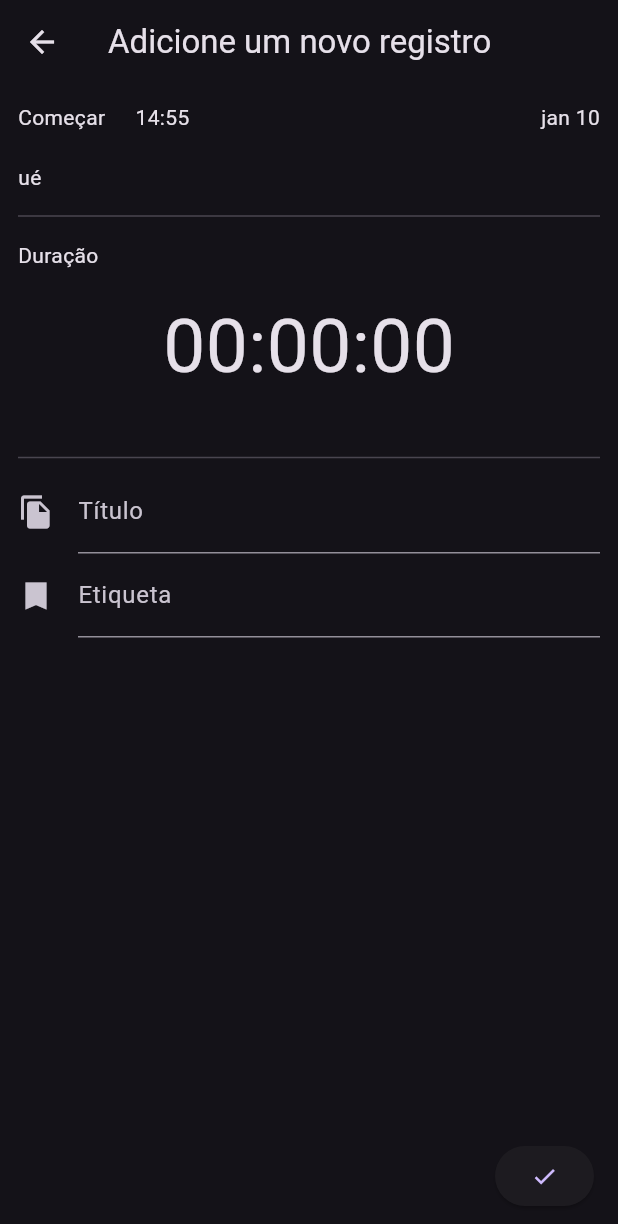
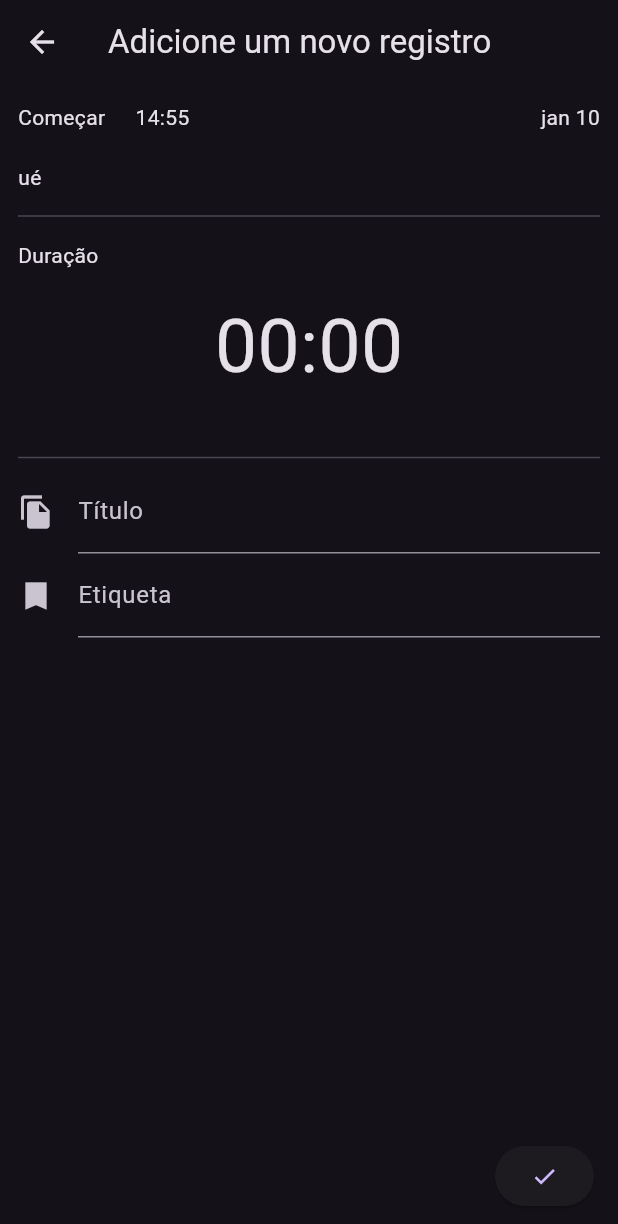
Before and after one commit to Overdrive-Internal-Product-Team/overtimer-mobile, a Flutter app: the screen it shows after launch, after a tap on the "add" icon, on a phone screen of 412 x 824 dp. Shown: the top 1224 px of the screen. Run offline on Flutter 3.47's test engine with Material 3 defaults, Android fonts, the light colour scheme and no system bars; our stand-ins replace flutter_dotenv; network calls fail.

Commit message:
local only: adding new intervals

```diff
--- a/lib/main.dart
+++ b/lib/main.dart
@@ -1,6 +1,6 @@
 import 'package:flutter/material.dart';
 import 'package:flutter_dotenv/flutter_dotenv.dart';
-import 'package:overtimer_mobile/screens/interval_list.dart';
+import 'package:overtimer_mobile/screens/interval/interval_list.dart';
 
 void main() async {
   await dotenv.load();
--- a/lib/models/interval_item.dart
+++ b/lib/models/interval_item.dart
@@ -2,17 +2,17 @@ class IntervalItem {
   const IntervalItem(
       {required this.id,
       required this.title,
-      required this.startDate,
-      required this.endDate});
+      required this.hours,
+      required this.minutes});
 
   final String id;
   final String title;
-  // final DateTime startDate;
-  // final DateTime endDate;
-  final String startDate;
-  final String endDate;
+  // final DateTime hours;
+  // final DateTime minutes;
+  final String hours;
+  final String minutes;
 
   String get intervalTime {
-    return '$startDate $endDate';
+    return '$hours $minutes';
   }
 }
--- a/lib/screens/interval_list.dart
+++ b/lib/screens/interval/interval_list.dart
@@ -1,7 +1,7 @@
 import 'package:flutter/material.dart';
 
 import 'package:overtimer_mobile/models/interval_item.dart';
-import 'package:overtimer_mobile/screens/new_interval_item.dart';
+import 'package:overtimer_mobile/screens/interval/new_interval_item.dart';
 
 class IntervalListScreen extends StatefulWidget {
   const IntervalListScreen({super.key});
@@ -41,10 +41,10 @@ class _IntervalListScreenState extends State<IntervalListScreen> {
         children: [
           Text(
             'Ainda não há entradas de tempo.',
-          style: Theme.of(context).textTheme.bodyLarge!.copyWith(
-              // color: Theme.of(context).colorScheme.onSecondary,
-              fontSize: 20,
-              fontWeight: FontWeight.bold),
+            style: Theme.of(context)
+                .textTheme
+                .bodyLarge!
+                .copyWith(fontSize: 20, fontWeight: FontWeight.bold),
           ),
           const SizedBox(
             height: 9,
@@ -53,14 +53,16 @@ class _IntervalListScreenState extends State<IntervalListScreen> {
             width: 200,
             child: Text(
               'Todo o seu tempo rastreado aparecerá aqui.',
-            style: Theme.of(context).textTheme.bodyMedium!.copyWith(
-                // color: Theme.of(context).colorScheme.onSecondary,
-                fontWeight: FontWeight.normal),
+              style: Theme.of(context)
+                  .textTheme
+                  .bodyMedium!
+                  .copyWith(fontWeight: FontWeight.normal),
               textAlign: TextAlign.center,
             ),
           ),
         ],
-    ));
+      ),
+    );
 
     if (_intervalListScreen.isNotEmpty) {
       content = ListView.builder(
--- /dev/null
+++ b/lib/screens/interval/new_interval_item.dart
@@ -0,0 +1,85 @@
+import 'package:flutter/material.dart';
+import 'package:overtimer_mobile/models/interval_item.dart';
+import 'package:overtimer_mobile/widgets/new_interval/new_interval_duration_input.dart';
+import 'package:overtimer_mobile/widgets/new_interval/new_interval_item_header.dart';
+import 'package:overtimer_mobile/widgets/new_interval/new_interval_tag_input.dart';
+import 'package:overtimer_mobile/widgets/new_interval/new_interval_title_input.dart';
+
+class NewIntervalItem extends StatefulWidget {
+  const NewIntervalItem({super.key});
+
+  @override
+  State<NewIntervalItem> createState() {
+    return _NewIntervalItemState();
+  }
+}
+
+class _NewIntervalItemState extends State<NewIntervalItem> {
+  // final _formKey = GlobalKey<FormState>();
+  String _enteredTitle = '';
+  String _currentHoursDuration = '00';
+  String _currentMinutesDuration = '00';
+  // var _enteredStartDate = new DateTime();
+  // var _enteredEndDate = new DateTime();
+
+  // var maskFormatter = MaskTextInputFormatter(
+  //     mask: '##:##',
+  //     filter: {"#": RegExp(r'[0-9]')},
+  //     type: MaskAutoCompletionType.lazy);
+
+  void _saveItem() {
+    // if (_formKey.currentState!.validate()) {
+    // _formKey.currentState!.save();
+    Navigator.of(context).pop(
+      IntervalItem(
+          id: DateTime.now().toString(),
+          title: _enteredTitle == '' ? 'Sem título' : _enteredTitle,
+          hours: _currentHoursDuration,
+          minutes: _currentMinutesDuration),
+    );
+    // }
+  }
+
+  void _onChangeTitle(String newValue) {
+    setState(() {
+      _enteredTitle = newValue;
+    });
+  }
+
+  void _setIntervalDuration(String hours, String minutes) {
+    setState(() {
+      _currentHoursDuration = hours;
+      _currentMinutesDuration = minutes;
+    });
+  }
+
+  @override
+  Widget build(BuildContext context) {
+    return Scaffold(
+      appBar: AppBar(
+        title: const Text('Adicione um novo registro'),
+      ),
+      floatingActionButton:
+          ElevatedButton(onPressed: _saveItem, child: const Icon(Icons.check)),
+      body: Padding(
+        padding: const EdgeInsets.all(12),
+        child: Column(
+          children: [
+            const NewIntervalItemHeader(),
+            const SizedBox(height: 8),
+            const Divider(),
+            const SizedBox(height: 8),
+            NewIntervalDurationInput(
+              onSaveDuration: _setIntervalDuration,
+              currentHoursDuration: _currentHoursDuration,
+              currentMinutesDuration: _currentMinutesDuration,
+            ),
+            const Divider(),
+            NewIntervalTitleInput(onChange: _onChangeTitle),
+            const NewIntervalTagInput()
+          ],
+        ),
+      ),
+    );
+  }
+}
--- a/lib/screens/new_interval_item.dart
+++ /dev/null
@@ -1,157 +0,0 @@
-import 'package:flutter/material.dart';
-import 'package:overtimer_mobile/models/interval_item.dart';
-import 'package:mask_text_input_formatter/mask_text_input_formatter.dart';
-import 'package:overtimer_mobile/widgets/new_interval_duration_input.dart';
-import 'package:overtimer_mobile/widgets/new_interval_item_header.dart';
-import 'package:overtimer_mobile/widgets/new_interval_tag_input.dart';
-import 'package:overtimer_mobile/widgets/new_interval_title_input.dart';
-
-class NewIntervalItem extends StatefulWidget {
-  const NewIntervalItem({super.key});
-
-  @override
-  State<NewIntervalItem> createState() {
-    return _NewIntervalItemState();
-  }
-}
-
-class _NewIntervalItemState extends State<NewIntervalItem> {
-  final _formKey = GlobalKey<FormState>();
-  final _enteredTitle = '';
-  final _enteredStartDate = '';
-  final _enteredEndDate = '';
-  // var _enteredStartDate = new DateTime();
-  // var _enteredEndDate = new DateTime();
-
-  var maskFormatter = MaskTextInputFormatter(
-      mask: '##:##',
-      filter: {"#": RegExp(r'[0-9]')},
-      type: MaskAutoCompletionType.lazy);
-
-  void _saveItem() {
-    if (_formKey.currentState!.validate()) {
-      _formKey.currentState!.save();
-      Navigator.of(context).pop(
-        IntervalItem(
-            id: DateTime.now().toString(),
-            title: _enteredTitle,
-            startDate: _enteredStartDate,
-            endDate: _enteredEndDate),
-      );
-    }
-  }
-
-  @override
-  Widget build(BuildContext context) {
-    return Scaffold(
-      appBar: AppBar(
-        title: const Text('Adicione um novo registro'),
-      ),
-      floatingActionButton:
-          ElevatedButton(onPressed: () {}, child: const Icon(Icons.check)),
-      body: const Padding(
-        padding: EdgeInsets.all(12),
-        child: Column(
-          children: [
-            NewIntervalItemHeader(),
-            SizedBox(height: 8),
-            Divider(),
-            SizedBox(height: 8),
-            NewIntervalDurationInput(
-              durationMinutes: '10',
-              durationHours: '25',
-              durationSeconds: '00',
-            ),
-            Divider(),
-            NewIntervalTitleInput(),
-            NewIntervalTagInput()
-          ],
-          // [
-          //   TextFormField(
-          //     maxLength: 50,
-          //     decoration: const InputDecoration(
-          //       label: Text('Título'),
-          //     ),
-          //     validator: (value) {
-          //       if (value == null ||
-          //           value.isEmpty ||
-          //           value.trim().length <= 1 ||
-          //           value.trim().length > 50) {
-          //         return 'Campo deve estar entre 1 e 50 caracteres.';
-          //       }
-          //       return null;
-          //     },
-          //     onSaved: (value) {
-          //       _enteredTitle = value!;
-          //     },
-          //   ),
-          //   Row(
-          //     crossAxisAlignment: CrossAxisAlignment.end,
-          //     children: [
-          //       Expanded(
-          //         child: TextFormField(
-          //           maxLength: 50,
-          //           decoration: const InputDecoration(
-          //             label: Text('Inicio'),
-          //           ),
-          //           inputFormatters: [maskFormatter],
-          //           validator: (value) {
-          //             if (value == null ||
-          //                 value.isEmpty ||
-          //                 value.trim().length <= 1 ||
-          //                 value.trim().length > 50) {
-          //               return 'Campo deve estar entre 1 e 50 caracteres.';
-          //             }
-          //             return null;
-          //           },
-          //           onSaved: (value) {
-          //             _enteredStartDate = value!;
-          //           },
-          //         ),
-          //       ),
-          //       const SizedBox(
-          //         width: 48,
-          //       ),
-          //       Expanded(
-          //         child: TextFormField(
-          //           maxLength: 50,
-          //           decoration: const InputDecoration(
-          //             label: Text('Fim'),
-          //           ),
-          //           validator: (value) {
-          //             if (value == null ||
-          //                 value.isEmpty ||
-          //                 value.trim().length <= 1 ||
-          //                 value.trim().length > 50) {
-          //               return 'Campo deve estar entre 1 e 50 caracteres.';
-          //             }
-          //             return null;
-          //           },
-          //           onSaved: (value) {
-          //             _enteredEndDate = value!;
-          //           },
-          //         ),
-          //       )
-          //     ],
-          //   ),
-          //   const SizedBox(
-          //     height: 12,
-          //   ),
-          //   Row(
-          //     mainAxisAlignment: MainAxisAlignment.end,
-          //     children: [
-          //       TextButton(
-          //           onPressed: () {
-          //             _formKey.currentState!.reset();
-          //           },
-          //           child: const Text('Reset')),
-          //       ElevatedButton(
-          //           onPressed: _saveItem, child: const Text('Salvar'))
-          //     ],
-          //   )
-          // ],
-        ),
-      ),
-    );
-  }
-}
--- /dev/null
+++ b/lib/widgets/new_interval/new_interval_duration_input.dart
@@ -0,0 +1,110 @@
+import 'package:flutter/material.dart';
+
+class NewIntervalDurationInput extends StatefulWidget {
+  const NewIntervalDurationInput(
+      {super.key,
+      required this.onSaveDuration,
+      required this.currentHoursDuration,
+      required this.currentMinutesDuration});
+
+  final String currentHoursDuration;
+  final String currentMinutesDuration;
+  final void Function(String hours, String minutes) onSaveDuration;
+
+  @override
+  State<NewIntervalDurationInput> createState() =>
+      _NewIntervalDurationInputState();
+}
+
+class _NewIntervalDurationInputState extends State<NewIntervalDurationInput> {
+  final _hoursController = TextEditingController(text: '00');
+  final _minutesController = TextEditingController(text: '00');
+
+  void _openAddExpenseOverlay(BuildContext context) {
+    _hoursController.text = widget.currentHoursDuration;
+    _hoursController.text = widget.currentMinutesDuration;
+    showDialog(
+      useSafeArea: true,
+      context: context,
+      builder: (ctx) => AlertDialog(
+        title: const Text('Insira a duração'),
+        content: Row(
+          mainAxisAlignment: MainAxisAlignment.center,
+          children: [
+            Expanded(
+              child: TextField(
+                controller: _hoursController,
+                style: const TextStyle(fontSize: 40),
+              ),
+            ),
+            const Text(
+              ':',
+              style: TextStyle(fontSize: 40),
+            ),
+            Expanded(
+              child: TextField(
+                controller: _minutesController,
+                style: const TextStyle(fontSize: 40),
+              ),
+            ),
+          ],
+        ),
+        actions: <Widget>[
+          TextButton(
+            style: TextButton.styleFrom(
+              textStyle: Theme.of(context).textTheme.labelLarge,
+            ),
+            child: const Text('Cancelar'),
+            onPressed: () {
+              Navigator.of(context).pop();
+            },
+          ),
+          TextButton(
+            style: TextButton.styleFrom(
+              textStyle: Theme.of(context).textTheme.labelLarge,
+            ),
+            child: const Text('Ok'),
+            onPressed: () {
+              widget.onSaveDuration(
+                  _hoursController.text, _minutesController.text);
+              Navigator.of(context).pop();
+            },
+          ),
+        ],
+      ),
+    );
+  }
+
+  @override
+  Widget build(BuildContext context) {
+    return Column(children: [
+      const Row(
+        children: [
+          Text(
+            'Duração',
+          ),
+        ],
+      ),
+      const SizedBox(
+        height: 15,
+      ),
+      GestureDetector(
+        onTap: () {
+          _openAddExpenseOverlay(context);
+        },
+        child: Row(
+          mainAxisAlignment: MainAxisAlignment.center,
+          children: [
+            Text(
+              '${widget.currentHoursDuration}:${widget.currentMinutesDuration}',
+              style: const TextStyle(fontSize: 50),
+            )
+          ],
+        ),
+      ),
+      const SizedBox(
+        height: 30,
+      ),
+    ]);
+  }
+}
--- a/lib/widgets/new_interval_tag_input.dart
+++ b/lib/widgets/new_interval/new_interval_tag_input.dart
@@ -5,7 +5,6 @@ class NewIntervalTagInput extends StatelessWidget {
 
   @override
   Widget build(BuildContext context) {
-    // TODO: implement build
     return const TextField(
       readOnly: false,
       decoration: InputDecoration(
--- /dev/null
+++ b/lib/widgets/new_interval/new_interval_title_input.dart
@@ -0,0 +1,32 @@
+import 'package:flutter/material.dart';
+
+class NewIntervalTitleInput extends StatefulWidget {
+  const NewIntervalTitleInput({super.key, required this.onChange});
+
+  final void Function(String newValue) onChange;
+
+  @override
+  State<NewIntervalTitleInput> createState() => _NewIntervalTitleInputState();
+}
+
+class _NewIntervalTitleInputState extends State<NewIntervalTitleInput> {
+  final textController = TextEditingController();
+
+  @override
+  void initState() {
+    super.initState();
+    textController.addListener(() {
+      widget.onChange(textController.text);
+    });
+  }
+
+  @override
+  Widget build(BuildContext context) {
+    return TextField(
+      readOnly: false,
+      controller: textController,
+      decoration: const InputDecoration(
+          icon: Icon(Icons.file_copy), label: Text('Título')),
+    );
+  }
+}
--- a/lib/widgets/new_interval_duration_input.dart
+++ /dev/null
@@ -1,41 +0,0 @@
-import 'package:flutter/material.dart';
-
-class NewIntervalDurationInput extends StatelessWidget {
-  const NewIntervalDurationInput(
-      {super.key,
-      required String durationMinutes,
-      required String durationHours,
-      required String durationSeconds});
-
-  final String durationHours = '00';
-  final String durationMinutes = '00';
-  final String durationSeconds = '00';
-
-  @override
-  Widget build(BuildContext context) {
-    return const Column(children: [
-      Row(
-        children: [
-          Text(
-            'Duração',
-          ),
-        ],
-      ),
-      SizedBox(
-        height: 15,
-      ),
-      Row(
-        mainAxisAlignment: MainAxisAlignment.center,
-        children: [
-          Text(
-            '00:00:00',
-            style: TextStyle(fontSize: 50),
-          )
-        ],
-      ),
-      SizedBox(
-        height: 30,
-      ),
-    ]);
-  }
-}
--- a/lib/widgets/new_interval_title_input.dart
+++ /dev/null
@@ -1,15 +0,0 @@
-import 'package:flutter/material.dart';
-
-class NewIntervalTitleInput extends StatelessWidget {
-  const NewIntervalTitleInput({super.key});
-
-  @override
-  Widget build(BuildContext context) {
-    // TODO: implement build
-    return const TextField(
-      readOnly: false,
-      decoration:
-          InputDecoration(icon: Icon(Icons.file_copy), label: Text('Título')),
-    );
-  }
-}
```
Also changed, not shown: lib/screens/company/edit_company.dart (+5 -6 lines), lib/widgets/new_interval/new_interval_item_header.dart (renamed from lib/widgets/new_interval_item_header.dart). Lines whose indentation alone changed are shown as unchanged.
